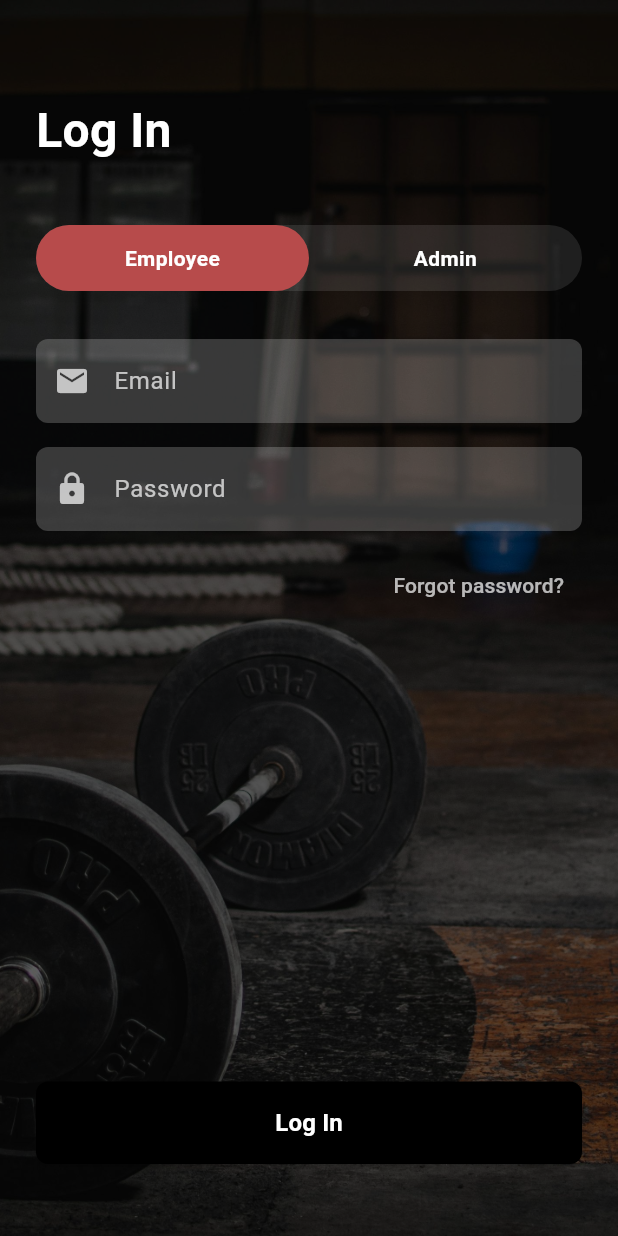
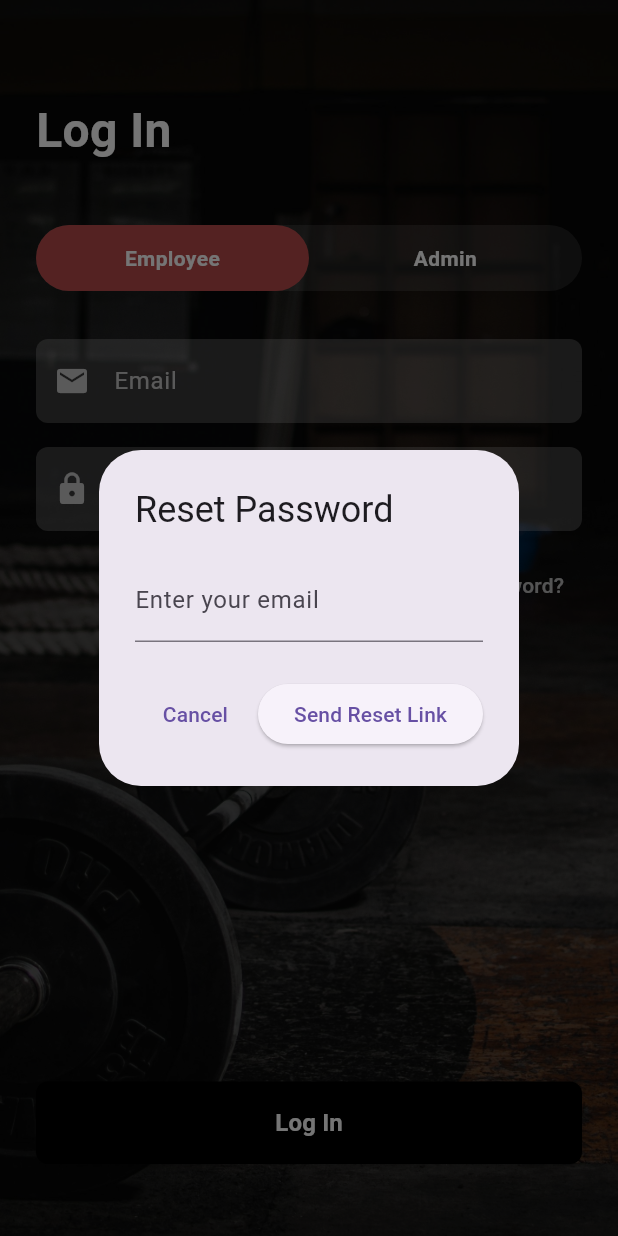
Before and after one commit to Ibrahimelz/AppDev2Project, a Flutter app: the screen it shows after launch, after a tap on "Forgot password?", on a phone screen of 412 x 824 dp. Run offline on Flutter 3.47's test engine with Material 3 defaults, Android fonts, the phone set to English and light mode, and no system bars; our stand-ins replace cloud_firestore, firebase_auth, firebase_core, firebase_storage, flutter_chat_types, google_maps_flutter and 2 more; missing offline and left inert: flutter_chat_ui; accounts and stored records are empty.

Commit message:
finished 2fa and you can successfully reset your password on a real email of course

```diff
--- a/lib/login.dart
+++ b/lib/login.dart
@@ -213,7 +213,49 @@ class _LoginScreenState extends State<LoginScreen> {
                   alignment: Alignment.centerRight,
                   child: TextButton(
                     onPressed: () {
-                      // TODO: Implement forgot password
+                      showDialog(
+                        context: context,
+                        builder: (context) {
+                          final TextEditingController _resetEmailController = TextEditingController();
+
+                          return AlertDialog(
+                            title: Text("Reset Password"),
+                            content: TextField(
+                              controller: _resetEmailController,
+                              keyboardType: TextInputType.emailAddress,
+                              decoration: InputDecoration(
+                                labelText: "Enter your email",
+                                hintText: "example@gmail.com",
+                              ),
+                            ),
+                            actions: [
+                              TextButton(
+                                child: Text("Cancel"),
+                                onPressed: () => Navigator.of(context).pop(),
+                              ),
+                              ElevatedButton(
+                                child: Text("Send Reset Link"),
+                                onPressed: () async {
+                                  try {
+                                    await FirebaseAuth.instance.sendPasswordResetEmail(
+                                      email: _resetEmailController.text.trim(),
+                                    );
+                                    Navigator.of(context).pop();
+                                    ScaffoldMessenger.of(context).showSnackBar(
+                                      SnackBar(content: Text("Reset link sent to your email.")),
+                                    );
+                                  } catch (e) {
+                                    Navigator.of(context).pop();
+                                    ScaffoldMessenger.of(context).showSnackBar(
+                                      SnackBar(content: Text("Error: ${e.toString()}")),
+                                    );
+                                  }
+                                },
+                              ),
+                            ],
+                          );
+                        },
+                      );
                     },
                     child: Text(
                       'Forgot password?',
```
